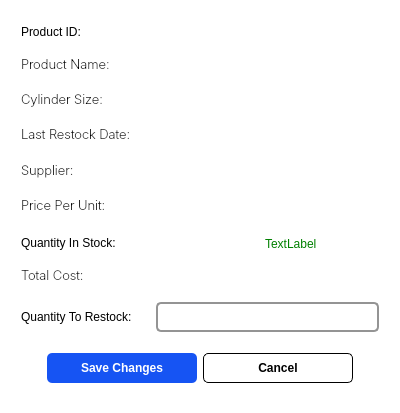
Kazu0210/Inventory-System, file app/src/ui/NEW/restock_page.ui: the form before one commit.
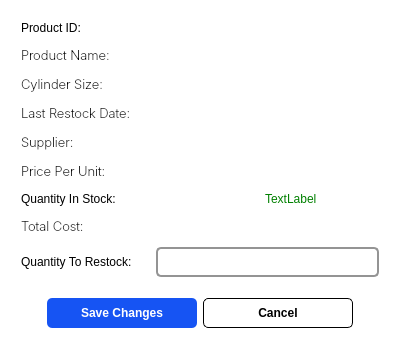
The form after the commit.

Diff of the .ui file:
```diff
--- a/app/src/ui/NEW/restock_page.ui
+++ b/app/src/ui/NEW/restock_page.ui
@@ -7,7 +7,7 @@
     <x>0</x>
     <y>0</y>
     <width>400</width>
-    <height>413</height>
+    <height>356</height>
    </rect>
   </property>
   <property name="minimumSize">
```
